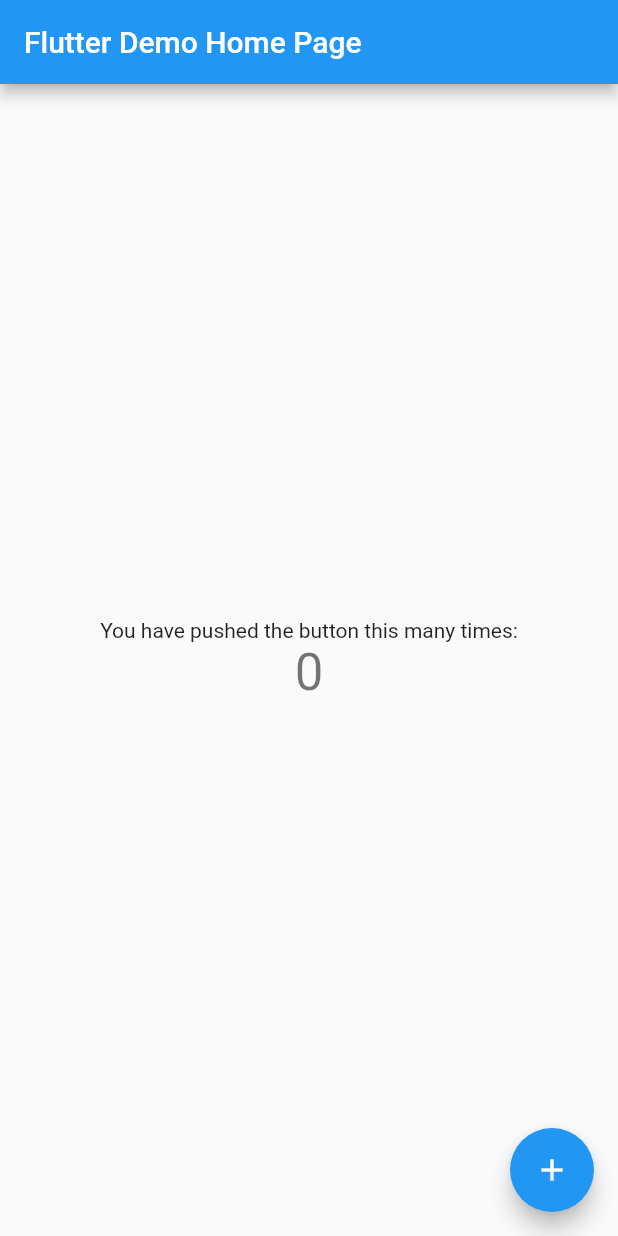
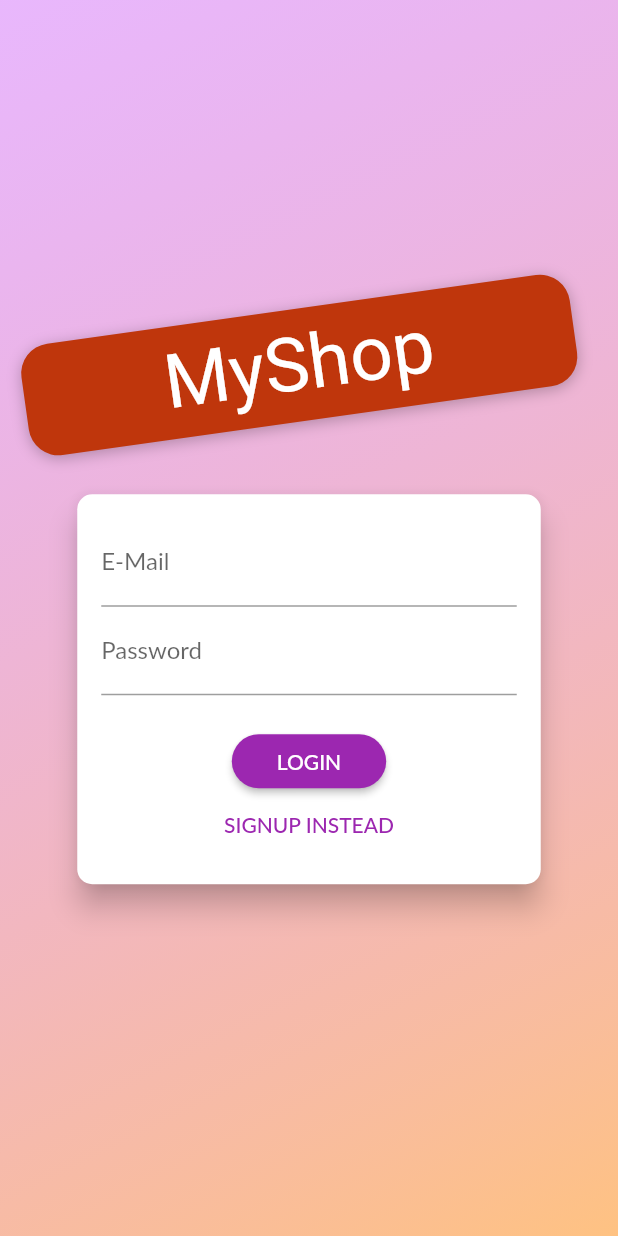
Before and after one commit to hossein-khanmirzaei/lottery, a Flutter app: the screen it shows after launch, on a phone screen of 412 x 824 dp. Run offline on Flutter 3.47's test engine with Material 2 defaults, Android fonts, the phone set to English and light mode, and no system bars; Roboto replaces fonts that are missing (Anton, Lato).

Commit message:
(98-06-13 11:00 PM)

```diff
--- a/lib/main.dart
+++ b/lib/main.dart
@@ -1,111 +1,54 @@
 import 'package:flutter/material.dart';
+import 'package:provider/provider.dart';
+
+import 'package:lottery/providers/auth_provider.dart';
+
+// import './screens/cart_screen.dart';
+// import './screens/products_overview_screen.dart';
+// import './screens/product_detail_screen.dart';
+// import './providers/products.dart';
+// import './providers/cart.dart';
+// import './providers/orders.dart';
+// import './screens/orders_screen.dart';
+// import './screens/user_products_screen.dart';
+// import './screens/edit_product_screen.dart';
+import './screens/auth_screen.dart';
 
 void main() => runApp(MyApp());
 
 class MyApp extends StatelessWidget {
-  // This widget is the root of your application.
   @override
   Widget build(BuildContext context) {
-    return MaterialApp(
-      title: 'Flutter Demo',
-      theme: ThemeData(
-        // This is the theme of your application.
-        //
-        // Try running your application with "flutter run". You'll see the
-        // application has a blue toolbar. Then, without quitting the app, try
-        // changing the primarySwatch below to Colors.green and then invoke
-        // "hot reload" (press "r" in the console where you ran "flutter run",
-        // or simply save your changes to "hot reload" in a Flutter IDE).
-        // Notice that the counter didn't reset back to zero; the application
-        // is not restarted.
-        primarySwatch: Colors.blue,
-      ),
-      home: MyHomePage(title: 'Flutter Demo Home Page'),
+    return MultiProvider(
+      providers: [
+        ChangeNotifierProvider.value(
+          value: Auth(),
+        ),
+        // ChangeNotifierProvider.value(
+        //   value: Products(),
+        // ),
+        // ChangeNotifierProvider.value(
+        //   value: Cart(),
+        // ),
+        // ChangeNotifierProvider.value(
+        //   value: Orders(),
+        // ),
+      ],
+      child: MaterialApp(
+          title: 'MyShop',
+          theme: ThemeData(
+            primarySwatch: Colors.purple,
+            accentColor: Colors.deepOrange,
+            fontFamily: 'Lato',
+          ),
+          home: AuthScreen(),
+          routes: {
+            // ProductDetailScreen.routeName: (ctx) => ProductDetailScreen(),
+            // CartScreen.routeName: (ctx) => CartScreen(),
+            // OrdersScreen.routeName: (ctx) => OrdersScreen(),
+            // UserProductsScreen.routeName: (ctx) => UserProductsScreen(),
+            // EditProductScreen.routeName: (ctx) => EditProductScreen(),
+          }),
     );
   }
 }
-
-class MyHomePage extends StatefulWidget {
-  MyHomePage({Key key, this.title}) : super(key: key);
-
-  // This widget is the home page of your application. It is stateful, meaning
-  // that it has a State object (defined below) that contains fields that affect
-  // how it looks.
-
-  // This class is the configuration for the state. It holds the values (in this
-  // case the title) provided by the parent (in this case the App widget) and
-  // used by the build method of the State. Fields in a Widget subclass are
-  // always marked "final".
-
-  final String title;
-
-  @override
-  _MyHomePageState createState() => _MyHomePageState();
-}
-
-class _MyHomePageState extends State<MyHomePage> {
-  int _counter = 0;
-
-  void _incrementCounter() {
-    setState(() {
-      // This call to setState tells the Flutter framework that something has
-      // changed in this State, which causes it to rerun the build method below
-      // so that the display can reflect the updated values. If we changed
-      // _counter without calling setState(), then the build method would not be
-      // called again, and so nothing would appear to happen.
-      _counter++;
-    });
-  }
-
-  @override
-  Widget build(BuildContext context) {
-    // This method is rerun every time setState is called, for instance as done
-    // by the _incrementCounter method above.
-    //
-    // The Flutter framework has been optimized to make rerunning build methods
-    // fast, so that you can just rebuild anything that needs updating rather
-    // than having to individually change instances of widgets.
-    return Scaffold(
-      appBar: AppBar(
-        // Here we take the value from the MyHomePage object that was created by
-        // the App.build method, and use it to set our appbar title.
-        title: Text(widget.title),
-      ),
-      body: Center(
-        // Center is a layout widget. It takes a single child and positions it
-        // in the middle of the parent.
-        child: Column(
-          // Column is also layout widget. It takes a list of children and
-          // arranges them vertically. By default, it sizes itself to fit its
-          // children horizontally, and tries to be as tall as its parent.
-          //
-          // Invoke "debug painting" (press "p" in the console, choose the
-          // "Toggle Debug Paint" action from the Flutter Inspector in Android
-          // Studio, or the "Toggle Debug Paint" command in Visual Studio Code)
-          // to see the wireframe for each widget.
-          //
-          // Column has various properties to control how it sizes itself and
-          // how it positions its children. Here we use mainAxisAlignment to
-          // center the children vertically; the main axis here is the vertical
-          // axis because Columns are vertical (the cross axis would be
-          // horizontal).
-          mainAxisAlignment: MainAxisAlignment.center,
-          children: <Widget>[
-            Text(
-              'You have pushed the button this many times:',
-            ),
-            Text(
-              '$_counter',
-              style: Theme.of(context).textTheme.display1,
-            ),
-          ],
-        ),
-      ),
-      floatingActionButton: FloatingActionButton(
-        onPressed: _incrementCounter,
-        tooltip: 'Increment',
-        child: Icon(Icons.add),
-      ), // This trailing comma makes auto-formatting nicer for build methods.
-    );
-  }
-}
--- /dev/null
+++ b/lib/providers/auth_provider.dart
@@ -0,0 +1,5 @@
+import 'package:flutter/widgets.dart';
+
+class Auth with ChangeNotifier{
+  String _token;
+}
--- /dev/null
+++ b/lib/screens/auth_screen.dart
@@ -0,0 +1,224 @@
+import 'dart:math';
+
+import 'package:flutter/material.dart';
+
+enum AuthMode { Signup, Login }
+
+class AuthScreen extends StatelessWidget {
+  static const routeName = '/auth';
+
+  @override
+  Widget build(BuildContext context) {
+    final deviceSize = MediaQuery.of(context).size;
+    // final transformConfig = Matrix4.rotationZ(-8 * pi / 180);
+    // transformConfig.translate(-10.0);
+    return Scaffold(
+      // resizeToAvoidBottomInset: false,
+      body: Stack(
+        children: <Widget>[
+          Container(
+            decoration: BoxDecoration(
+              gradient: LinearGradient(
+                colors: [
+                  Color.fromRGBO(215, 117, 255, 1).withOpacity(0.5),
+                  Color.fromRGBO(255, 188, 117, 1).withOpacity(0.9),
+                ],
+                begin: Alignment.topLeft,
+                end: Alignment.bottomRight,
+                stops: [0, 1],
+              ),
+            ),
+          ),
+          SingleChildScrollView(
+            child: Container(
+              height: deviceSize.height,
+              width: deviceSize.width,
+              child: Column(
+                mainAxisAlignment: MainAxisAlignment.center,
+                crossAxisAlignment: CrossAxisAlignment.center,
+                children: <Widget>[
+                  Flexible(
+                    child: Container(
+                      margin: EdgeInsets.only(bottom: 20.0),
+                      padding:
+                          EdgeInsets.symmetric(vertical: 8.0, horizontal: 94.0),
+                      transform: Matrix4.rotationZ(-8 * pi / 180)
+                        ..translate(-10.0),
+                      // ..translate(-10.0),
+                      decoration: BoxDecoration(
+                        borderRadius: BorderRadius.circular(20),
+                        color: Colors.deepOrange.shade900,
+                        boxShadow: [
+                          BoxShadow(
+                            blurRadius: 8,
+                            color: Colors.black26,
+                            offset: Offset(0, 2),
+                          )
+                        ],
+                      ),
+                      child: Text(
+                        'MyShop',
+                        style: TextStyle(
+                          color: Theme.of(context).accentTextTheme.title.color,
+                          fontSize: 50,
+                          fontFamily: 'Anton',
+                          fontWeight: FontWeight.normal,
+                        ),
+                      ),
+                    ),
+                  ),
+                  Flexible(
+                    flex: deviceSize.width > 600 ? 2 : 1,
+                    child: AuthCard(),
+                  ),
+                ],
+              ),
+            ),
+          ),
+        ],
+      ),
+    );
+  }
+}
+
+class AuthCard extends StatefulWidget {
+  const AuthCard({
+    Key key,
+  }) : super(key: key);
+
+  @override
+  _AuthCardState createState() => _AuthCardState();
+}
+
+class _AuthCardState extends State<AuthCard> {
+  final GlobalKey<FormState> _formKey = GlobalKey();
+  AuthMode _authMode = AuthMode.Login;
+  Map<String, String> _authData = {
+    'email': '',
+    'password': '',
+  };
+  var _isLoading = false;
+  final _passwordController = TextEditingController();
+
+  void _submit() {
+    if (!_formKey.currentState.validate()) {
+      // Invalid!
+      return;
+    }
+    _formKey.currentState.save();
+    setState(() {
+      _isLoading = true;
+    });
+    if (_authMode == AuthMode.Login) {
+      // Log user in
+    } else {
+      // Sign user up
+    }
+    setState(() {
+      _isLoading = false;
+    });
+  }
+
+  void _switchAuthMode() {
+    if (_authMode == AuthMode.Login) {
+      setState(() {
+        _authMode = AuthMode.Signup;
+      });
+    } else {
+      setState(() {
+        _authMode = AuthMode.Login;
+      });
+    }
+  }
+
+  @override
+  Widget build(BuildContext context) {
+    final deviceSize = MediaQuery.of(context).size;
+    return Card(
+      shape: RoundedRectangleBorder(
+        borderRadius: BorderRadius.circular(10.0),
+      ),
+      elevation: 8.0,
+      child: Container(
+        height: _authMode == AuthMode.Signup ? 320 : 260,
+        constraints:
+            BoxConstraints(minHeight: _authMode == AuthMode.Signup ? 320 : 260),
+        width: deviceSize.width * 0.75,
+        padding: EdgeInsets.all(16.0),
+        child: Form(
+          key: _formKey,
+          child: SingleChildScrollView(
+            child: Column(
+              children: <Widget>[
+                TextFormField(
+                  decoration: InputDecoration(labelText: 'E-Mail'),
+                  keyboardType: TextInputType.emailAddress,
+                  validator: (value) {
+                    if (value.isEmpty || !value.contains('@')) {
+                      return 'Invalid email!';
+                    }
+                  },
+                  onSaved: (value) {
+                    _authData['email'] = value;
+                  },
+                ),
+                TextFormField(
+                  decoration: InputDecoration(labelText: 'Password'),
+                  obscureText: true,
+                  controller: _passwordController,
+                  validator: (value) {
+                    if (value.isEmpty || value.length < 5) {
+                      return 'Password is too short!';
+                    }
+                  },
+                  onSaved: (value) {
+                    _authData['password'] = value;
+                  },
+                ),
+                if (_authMode == AuthMode.Signup)
+                  TextFormField(
+                    enabled: _authMode == AuthMode.Signup,
+                    decoration: InputDecoration(labelText: 'Confirm Password'),
+                    obscureText: true,
+                    validator: _authMode == AuthMode.Signup
+                        ? (value) {
+                            if (value != _passwordController.text) {
+                              return 'Passwords do not match!';
+                            }
+                          }
+                        : null,
+                  ),
+                SizedBox(
+                  height: 20,
+                ),
+                if (_isLoading)
+                  CircularProgressIndicator()
+                else
+                  RaisedButton(
+                    child:
+                        Text(_authMode == AuthMode.Login ? 'LOGIN' : 'SIGN UP'),
+                    onPressed: _submit,
+                    shape: RoundedRectangleBorder(
+                      borderRadius: BorderRadius.circular(30),
+                    ),
+                    padding:
+                        EdgeInsets.symmetric(horizontal: 30.0, vertical: 8.0),
+                    color: Theme.of(context).primaryColor,
+                    textColor: Theme.of(context).primaryTextTheme.button.color,
+                  ),
+                FlatButton(
+                  child: Text(
+                      '${_authMode == AuthMode.Login ? 'SIGNUP' : 'LOGIN'} INSTEAD'),
+                  onPressed: _switchAuthMode,
+                  padding: EdgeInsets.symmetric(horizontal: 30.0, vertical: 4),
+                  materialTapTargetSize: MaterialTapTargetSize.shrinkWrap,
+                  textColor: Theme.of(context).primaryColor,
+                ),
+              ],
+            ),
+          ),
+        ),
+      ),
+    );
+  }
+}
--- a/pubspec.yaml
+++ b/pubspec.yaml
@@ -19,6 +19,8 @@
 dependencies:
   flutter:
     sdk: flutter
+  provider: ^3.1.0
+  http: ^0.12.0+2
 
   # The following adds the Cupertino Icons font to your application.
   # Use with the CupertinoIcons class for iOS style icons.
```
Also changed, not shown: pubspec.lock.
